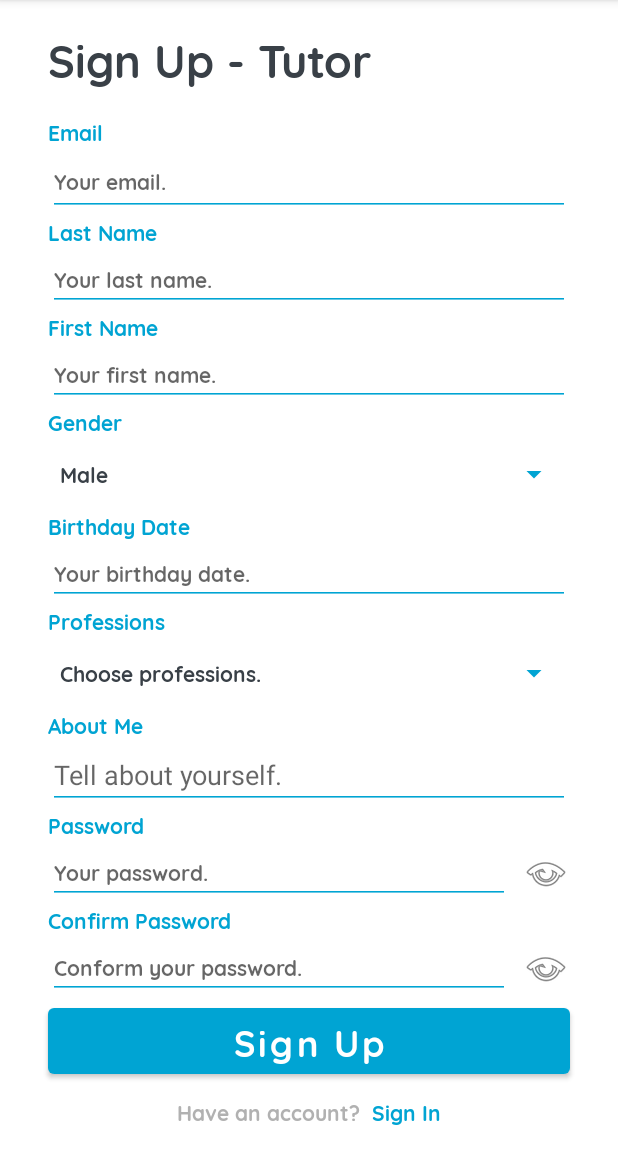
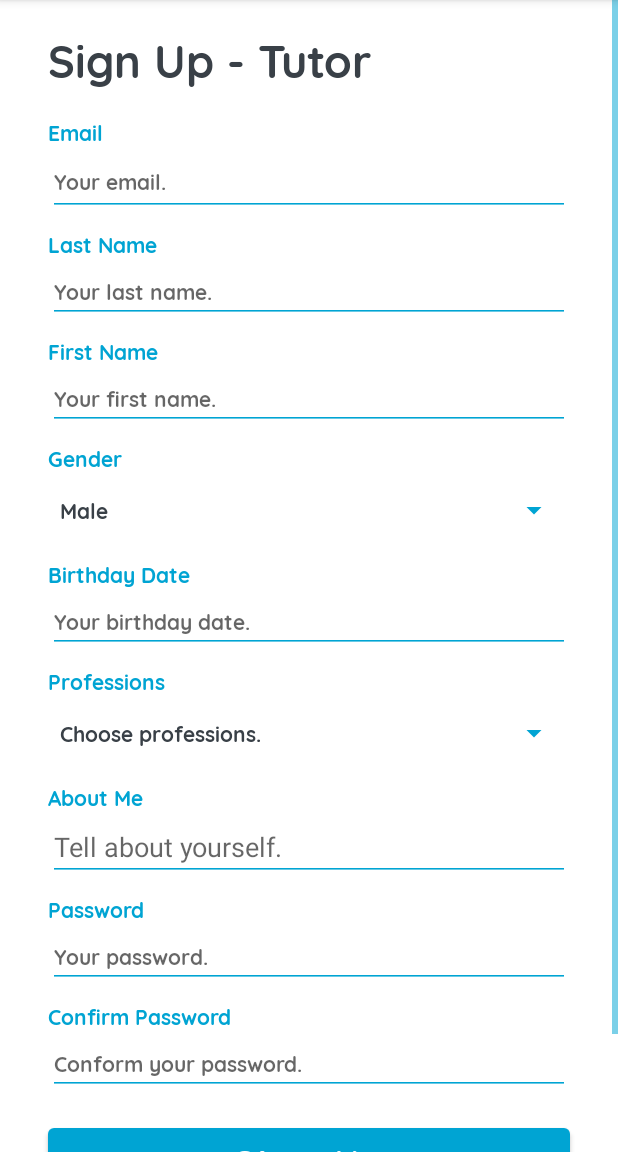
Before and after one commit to mayazadka/SmarTutor, an Android app: the TutorSignUp screen opened through its navigation route, on a phone screen of 412 x 824 dp, the part 84-1236 px from its top. Run offline under Robolectric (Android 15) with nearby library versions, the phone set to English and light mode, and no system bars.

Commit message:
Scrolling Sign Up Views

```diff
--- a/app/src/main/java/com/example/smartutor/TutorSignUp.java
+++ b/app/src/main/java/com/example/smartutor/TutorSignUp.java
@@ -48,8 +48,8 @@ public class TutorSignUp extends Fragment {
         // views setup
         signIn = view.findViewById(R.id.signUpTutor_signIn_tv);
         gender = view.findViewById(R.id.signUpTutor_gender_spn);
-        passwordShowHide = view.findViewById(R.id.signUpTutor_passwordShowHide_imgbtn);
-        confirmShowHide = view.findViewById(R.id.signUpTutor_confirmPasswordShowHide_imgbtn);
+        //passwordShowHide = view.findViewById(R.id.signUpTutor_passwordShowHide_imgbtn);
+        //confirmShowHide = view.findViewById(R.id.signUpTutor_confirmPasswordShowHide_imgbtn);
         password = view.findViewById(R.id.signUpTutor_password_et);
         confirm = view.findViewById(R.id.signUpTutor_confirmPassword_et);
         profesions = view.findViewById(R.id.signUpTutor_professions_spn);
@@ -62,7 +62,7 @@ public class TutorSignUp extends Fragment {
 
         // events setup
         signIn.setOnClickListener(v -> Navigation.findNavController(view).navigate(R.id.action_global_signIn));
-
+/*
         passwordShowHide.setOnTouchListener((v, event) -> {
             switch(event.getAction()) {
                 case MotionEvent.ACTION_DOWN:
@@ -85,7 +85,7 @@ public class TutorSignUp extends Fragment {
             }
             return false;
         });
-
+*/
 
         return view;
     }
--- a/app/src/main/res/layout/fragment_tutor_sign_up.xml
+++ b/app/src/main/res/layout/fragment_tutor_sign_up.xml
@@ -6,132 +6,137 @@
     android:layout_height="match_parent"
     tools:context=".TutorSignUp">
 
-    <EditText
-        android:id="@+id/signUpTutor_confirmPassword_et"
-        android:layout_width="0dp"
+    <ScrollView
+        android:layout_width="match_parent"
+        android:layout_height="match_parent"
+        app:layout_constraintBottom_toBottomOf="parent"
+        app:layout_constraintEnd_toEndOf="parent"
+        app:layout_constraintStart_toStartOf="parent"
+        app:layout_constraintTop_toTopOf="parent">
+
+        <LinearLayout
+            android:layout_width="match_parent"
             android:layout_height="wrap_content"
-        android:layout_marginStart="32dp"
-        android:layout_marginEnd="8dp"
-        android:ems="10"
-        android:fontFamily="@font/quicksand_bold"
-        android:hint="Conform your password."
-        android:inputType="textPassword"
-        android:textColor="?android:attr/textColorPrimary"
-        android:textSize="@dimen/text_size"
-        app:layout_constraintEnd_toStartOf="@+id/signUpTutor_confirmPasswordShowHide_imgbtn"
-        app:layout_constraintStart_toStartOf="parent"
-        app:layout_constraintTop_toBottomOf="@+id/signUpTutor_confirmOassword_tv" />
-
-    <ImageButton
-        android:id="@+id/signUpTutor_passwordShowHide_imgbtn"
-        android:layout_width="wrap_content"
-        android:layout_height="wrap_content"
-        android:layout_marginEnd="32dp"
-        android:background="?android:selectableItemBackground"
-        android:src="@android:drawable/ic_menu_view"
-        app:layout_constraintBottom_toTopOf="@+id/signUpTutor_confirmOassword_tv"
-        app:layout_constraintEnd_toEndOf="parent"
-        app:layout_constraintTop_toTopOf="@+id/signUpTutor_password_et" />
-
-    <EditText
-        android:id="@+id/signUpTutor_password_et"
-        android:layout_width="0dp"
-        android:layout_height="wrap_content"
-        android:layout_marginStart="32dp"
-        android:layout_marginEnd="8dp"
-        android:ems="10"
-        android:fontFamily="@font/quicksand_bold"
-        android:hint="Your password."
-        android:inputType="textPassword"
-        android:textColor="?android:attr/textColorPrimary"
-        android:textSize="@dimen/text_size"
-        app:layout_constraintEnd_toStartOf="@+id/signUpTutor_confirmPasswordShowHide_imgbtn"
-        app:layout_constraintStart_toStartOf="parent"
-        app:layout_constraintTop_toBottomOf="@+id/signUpTutor_password_tv" />
-
-    <ImageButton
-        android:id="@+id/signUpTutor_confirmPasswordShowHide_imgbtn"
-        android:layout_width="wrap_content"
-        android:layout_height="wrap_content"
-        android:layout_marginEnd="32dp"
-        android:background="?android:selectableItemBackground"
-        android:src="@android:drawable/ic_menu_view"
-        app:layout_constraintBottom_toBottomOf="@+id/signUpTutor_confirmPassword_et"
-        app:layout_constraintEnd_toEndOf="parent"
-        app:layout_constraintTop_toTopOf="@+id/signUpTutor_confirmPassword_et" />
+            android:orientation="vertical">
 
             <TextView
-        android:id="@+id/signUpTutor_question_tv"
+                android:id="@+id/signUpTutor_title_tv"
                 android:layout_width="wrap_content"
                 android:layout_height="wrap_content"
                 android:layout_marginStart="32dp"
-        android:layout_marginEnd="4dp"
-        android:layout_marginBottom="16dp"
+                android:layout_marginTop="16dp"
+                android:layout_marginEnd="32dp"
                 android:fontFamily="@font/quicksand_bold"
-        android:text="Have an account?"
-        android:textColor="?android:attr/textColorTertiary"
-        android:textSize="@dimen/text_size"
-        app:layout_constraintBottom_toBottomOf="parent"
-        app:layout_constraintEnd_toStartOf="@+id/signUpTutor_signIn_tv"
-        app:layout_constraintHorizontal_bias="0.5"
-        app:layout_constraintHorizontal_chainStyle="packed"
-        app:layout_constraintStart_toStartOf="parent" />
+                android:text="Sign Up - Tutor"
+                android:textColor="@color/dark_gray"
+                android:textSize="@dimen/title_size" />
 
             <TextView
-        android:id="@+id/signUpTutor_signIn_tv"
+                android:id="@+id/signUpTutor_email_tv"
                 android:layout_width="wrap_content"
                 android:layout_height="wrap_content"
-        android:layout_marginStart="4dp"
+                android:layout_marginStart="32dp"
+                android:layout_marginTop="16dp"
+                android:fontFamily="@font/quicksand_bold"
+                android:text="Email"
+                android:textColor="@color/cyan"
+                android:textSize="@dimen/text_size" />
+
+            <EditText
+                android:id="@+id/signUpTutor_email_et"
+                android:layout_width="match_parent"
+                android:layout_height="45dp"
+                android:layout_marginStart="32dp"
+                android:layout_marginEnd="32dp"
+                android:ems="10"
+                android:fontFamily="@font/quicksand_bold"
+                android:hint="Your email."
+                android:inputType="textPersonName"
+                android:textSize="@dimen/text_size" />
+
+            <TextView
+                android:id="@+id/signUpTutor_lastName_tv"
+                android:layout_width="wrap_content"
+                android:layout_height="wrap_content"
+                android:layout_marginStart="32dp"
+                android:layout_marginTop="8dp"
                 android:layout_marginEnd="32dp"
                 android:fontFamily="@font/quicksand_bold"
-        android:text="Sign In"
-        android:textColor="?android:attr/textColorSecondary"
-        android:textSize="@dimen/text_size"
-        app:layout_constraintBottom_toBottomOf="@+id/signUpTutor_question_tv"
-        app:layout_constraintEnd_toEndOf="parent"
-        app:layout_constraintHorizontal_bias="0.5"
-        app:layout_constraintStart_toEndOf="@+id/signUpTutor_question_tv"
-        app:layout_constraintTop_toTopOf="@+id/signUpTutor_question_tv" />
+                android:text="Last Name"
+                android:textColor="@color/cyan"
+                android:textSize="@dimen/text_size" />
 
-    <TextView
-        android:id="@+id/signUpTutor_confirmOassword_tv"
-        android:layout_width="0dp"
+            <EditText
+                android:id="@+id/signUpTutor_lastName_et"
+                android:layout_width="match_parent"
                 android:layout_height="wrap_content"
                 android:layout_marginStart="32dp"
                 android:layout_marginEnd="32dp"
+                android:ems="10"
                 android:fontFamily="@font/quicksand_bold"
-        android:text="Confirm Password"
-        android:textColor="@color/cyan"
-        android:textSize="@dimen/text_size"
-        app:layout_constraintEnd_toEndOf="parent"
-        app:layout_constraintStart_toStartOf="parent"
-        app:layout_constraintTop_toBottomOf="@+id/signUpTutor_password_et" />
+                android:hint="Your last name."
+                android:inputType="textPersonName"
+                android:textSize="@dimen/text_size" />
 
             <TextView
-        android:id="@+id/signUpTutor_password_tv"
+                android:id="@+id/signUpTutor_firstName_tv"
                 android:layout_width="wrap_content"
                 android:layout_height="wrap_content"
+                android:layout_marginStart="32dp"
+                android:layout_marginTop="8dp"
+                android:layout_marginEnd="32dp"
                 android:fontFamily="@font/quicksand_bold"
-        android:text="Password"
+                android:text="First Name"
                 android:textColor="@color/cyan"
-        android:textSize="@dimen/text_size"
-        app:layout_constraintStart_toStartOf="@+id/signYpTutor_aboutMe_etml"
-        app:layout_constraintTop_toBottomOf="@+id/signYpTutor_aboutMe_etml" />
+                android:textSize="@dimen/text_size" />
+
+            <EditText
+                android:id="@+id/signUpTutor_firstName_et"
+                android:layout_width="match_parent"
+                android:layout_height="wrap_content"
+                android:layout_marginStart="32dp"
+                android:layout_marginEnd="32dp"
+                android:ems="10"
+                android:fontFamily="@font/quicksand_bold"
+                android:hint="Your first name."
+                android:inputType="textPersonName"
+                android:textSize="@dimen/text_size" />
+
+            <TextView
+                android:id="@+id/signUpTutor_gender_tv"
+                android:layout_width="wrap_content"
+                android:layout_height="wrap_content"
+                android:layout_marginStart="32dp"
+                android:layout_marginTop="8dp"
+                android:layout_marginEnd="32dp"
+                android:fontFamily="@font/quicksand_bold"
+                android:text="Gender"
+                android:textColor="@color/cyan"
+                android:textSize="@dimen/text_size" />
+
+            <Spinner
+                android:id="@+id/signUpTutor_gender_spn"
+                android:layout_width="match_parent"
+                android:layout_height="wrap_content"
+                android:layout_marginStart="32dp"
+                android:layout_marginEnd="32dp"
+                android:entries="@array/gender" />
 
             <TextView
                 android:id="@+id/signUpTutor_birthdayDate_tv"
                 android:layout_width="wrap_content"
                 android:layout_height="wrap_content"
+                android:layout_marginStart="32dp"
+                android:layout_marginTop="8dp"
+                android:layout_marginEnd="32dp"
                 android:fontFamily="@font/quicksand_bold"
                 android:text="Birthday Date"
                 android:textColor="@color/cyan"
-        android:textSize="@dimen/text_size"
-        app:layout_constraintStart_toStartOf="@+id/signUpTutor_gender_spn"
-        app:layout_constraintTop_toBottomOf="@+id/signUpTutor_gender_spn" />
+                android:textSize="@dimen/text_size" />
 
             <EditText
                 android:id="@+id/signUpTutor_birthdayDate_et"
-        android:layout_width="0dp"
+                android:layout_width="match_parent"
                 android:layout_height="wrap_content"
                 android:layout_marginStart="32dp"
                 android:layout_marginEnd="32dp"
@@ -139,185 +144,145 @@
                 android:fontFamily="@font/quicksand_bold"
                 android:hint="Your birthday date."
                 android:inputType="date"
-        android:textSize="@dimen/text_size"
-        app:layout_constraintEnd_toEndOf="parent"
-        app:layout_constraintStart_toStartOf="parent"
-        app:layout_constraintTop_toBottomOf="@+id/signUpTutor_birthdayDate_tv" />
+                android:textSize="@dimen/text_size" />
+
+            <TextView
+                android:id="@+id/signUpTutor_professions_tv"
+                android:layout_width="match_parent"
+                android:layout_height="wrap_content"
+                android:layout_marginStart="32dp"
+                android:layout_marginTop="8dp"
+                android:layout_marginEnd="32dp"
+                android:fontFamily="@font/quicksand_bold"
+                android:text="Professions"
+                android:textColor="@color/cyan"
+                android:textSize="@dimen/text_size" />
+
+            <com.example.smartutor.MultiSpinner
+                android:id="@+id/signUpTutor_professions_spn"
+                android:layout_width="match_parent"
+                android:layout_height="wrap_content"
+                android:layout_marginStart="32dp"
+                android:layout_marginEnd="32dp" />
 
             <TextView
                 android:id="@+id/signUpTutor_aboutMe_tv"
-        android:layout_width="0dp"
+                android:layout_width="match_parent"
                 android:layout_height="wrap_content"
                 android:layout_marginStart="32dp"
+                android:layout_marginTop="8dp"
+                android:layout_marginEnd="32dp"
                 android:fontFamily="@font/quicksand_bold"
                 android:text="About Me"
                 android:textColor="?android:attr/textColorSecondary"
-        android:textSize="@dimen/text_size"
-        app:layout_constraintStart_toStartOf="parent"
-        app:layout_constraintTop_toBottomOf="@+id/signUpTutor_professions_spn" />
-
-    <com.example.smartutor.MultiSpinner
-        android:id="@+id/signUpTutor_professions_spn"
-        android:layout_width="0dp"
-        android:layout_height="wrap_content"
-        android:layout_marginStart="32dp"
-        android:layout_marginEnd="32dp"
-        app:layout_constraintEnd_toEndOf="parent"
-        app:layout_constraintStart_toStartOf="parent"
-        app:layout_constraintTop_toBottomOf="@+id/signUpTutor_professions_tv" />
-
-    <TextView
-        android:id="@+id/signUpTutor_professions_tv"
-        android:layout_width="0dp"
-        android:layout_height="wrap_content"
-        android:layout_marginStart="32dp"
-        android:fontFamily="@font/quicksand_bold"
-        android:text="Professions"
-        android:textColor="@color/cyan"
-        android:textSize="@dimen/text_size"
-        app:layout_constraintStart_toStartOf="parent"
-        app:layout_constraintTop_toBottomOf="@+id/signUpTutor_birthdayDate_et" />
-
-    <TextView
-        android:id="@+id/signUpTutor_gender_tv"
-        android:layout_width="wrap_content"
-        android:layout_height="wrap_content"
-        android:fontFamily="@font/quicksand_bold"
-        android:text="Gender"
-        android:textColor="@color/cyan"
-        android:textSize="@dimen/text_size"
-        app:layout_constraintStart_toStartOf="@+id/signUpTutor_firstName_et"
-        app:layout_constraintTop_toBottomOf="@+id/signUpTutor_firstName_et" />
-
-    <EditText
-        android:id="@+id/signUpTutor_firstName_et"
-        android:layout_width="0dp"
-        android:layout_height="wrap_content"
-        android:layout_marginStart="32dp"
-        android:layout_marginEnd="32dp"
-        android:ems="10"
-        android:fontFamily="@font/quicksand_bold"
-        android:hint="Your first name."
-        android:inputType="textPersonName"
-        android:textSize="@dimen/text_size"
-        app:layout_constraintEnd_toEndOf="parent"
-        app:layout_constraintStart_toStartOf="parent"
-        app:layout_constraintTop_toBottomOf="@+id/signUpTutor_firstName_tv" />
-
-    <EditText
-        android:id="@+id/signUpTutor_lastName_et"
-        android:layout_width="0dp"
-        android:layout_height="wrap_content"
-        android:layout_marginStart="32dp"
-        android:layout_marginEnd="32dp"
-        android:ems="10"
-        android:fontFamily="@font/quicksand_bold"
-        android:hint="Your last name."
-        android:inputType="textPersonName"
-        android:textSize="@dimen/text_size"
-        app:layout_constraintEnd_toEndOf="parent"
-        app:layout_constraintStart_toStartOf="parent"
-        app:layout_constraintTop_toBottomOf="@+id/signUpTutor_lastName_tv" />
-
-    <TextView
-        android:id="@+id/signUpTutor_firstName_tv"
-        android:layout_width="wrap_content"
-        android:layout_height="wrap_content"
-        android:fontFamily="@font/quicksand_bold"
-        android:text="First Name"
-        android:textColor="@color/cyan"
-        android:textSize="@dimen/text_size"
-        app:layout_constraintStart_toStartOf="@+id/signUpTutor_lastName_et"
-        app:layout_constraintTop_toBottomOf="@+id/signUpTutor_lastName_et" />
-
-    <TextView
-        android:id="@+id/signUpTutor_lastName_tv"
-        android:layout_width="wrap_content"
-        android:layout_height="wrap_content"
-        android:fontFamily="@font/quicksand_bold"
-        android:text="Last Name"
-        android:textColor="@color/cyan"
-        android:textSize="@dimen/text_size"
-        app:layout_constraintStart_toStartOf="@+id/signUpTutor_email_et"
-        app:layout_constraintTop_toBottomOf="@+id/signUpTutor_email_et" />
-
-    <TextView
-        android:id="@+id/signUpTutor_title_tv"
-        android:layout_width="wrap_content"
-        android:layout_height="wrap_content"
-        android:layout_marginTop="16dp"
-        android:fontFamily="@font/quicksand_bold"
-        android:text="Sign Up - Tutor"
-        android:textColor="@color/dark_gray"
-        android:textSize="@dimen/title_size"
-        app:layout_constraintStart_toStartOf="@+id/signUpTutor_email_tv"
-        app:layout_constraintTop_toTopOf="parent" />
-
-    <TextView
-        android:id="@+id/signUpTutor_email_tv"
-        android:layout_width="wrap_content"
-        android:layout_height="wrap_content"
-        android:layout_marginTop="16dp"
-        android:fontFamily="@font/quicksand_bold"
-        android:text="Email"
-        android:textColor="@color/cyan"
-        android:textSize="@dimen/text_size"
-        app:layout_constraintStart_toStartOf="@+id/signUpTutor_email_et"
-        app:layout_constraintTop_toBottomOf="@+id/signUpTutor_title_tv" />
-
-    <EditText
-        android:id="@+id/signUpTutor_email_et"
-        android:layout_width="0dp"
-        android:layout_height="45dp"
-        android:layout_marginStart="32dp"
-        android:layout_marginEnd="32dp"
-        android:ems="10"
-        android:fontFamily="@font/quicksand_bold"
-        android:hint="Your email."
-        android:inputType="textPersonName"
-        android:textSize="@dimen/text_size"
-        app:layout_constraintEnd_toEndOf="parent"
-        app:layout_constraintStart_toStartOf="parent"
-        app:layout_constraintTop_toBottomOf="@+id/signUpTutor_email_tv" />
+                android:textSize="@dimen/text_size" />
 
             <EditText
                 android:id="@+id/signYpTutor_aboutMe_etml"
-        android:layout_width="0dp"
+                android:layout_width="match_parent"
                 android:layout_height="wrap_content"
                 android:layout_marginStart="32dp"
                 android:layout_marginEnd="32dp"
                 android:ems="10"
                 android:gravity="start|top"
                 android:hint="Tell about yourself."
-        android:inputType="textMultiLine"
-        app:layout_constraintEnd_toEndOf="parent"
-        app:layout_constraintStart_toStartOf="parent"
-        app:layout_constraintTop_toBottomOf="@+id/signUpTutor_aboutMe_tv" />
+                android:inputType="textMultiLine" />
 
-    <Spinner
-        android:id="@+id/signUpTutor_gender_spn"
-        android:layout_width="0dp"
+            <TextView
+                android:id="@+id/signUpTutor_password_tv"
+                android:layout_width="wrap_content"
+                android:layout_height="wrap_content"
+                android:layout_marginStart="32dp"
+                android:layout_marginTop="8dp"
+                android:layout_marginEnd="32dp"
+                android:fontFamily="@font/quicksand_bold"
+                android:text="Password"
+                android:textColor="@color/cyan"
+                android:textSize="@dimen/text_size" />
+
+            <EditText
+                android:id="@+id/signUpTutor_password_et"
+                android:layout_width="match_parent"
                 android:layout_height="wrap_content"
                 android:layout_marginStart="32dp"
                 android:layout_marginEnd="32dp"
-        android:entries="@array/gender"
-        app:layout_constraintEnd_toEndOf="parent"
-        app:layout_constraintStart_toStartOf="parent"
-        app:layout_constraintTop_toBottomOf="@+id/signUpTutor_gender_tv" />
+                android:ems="10"
+                android:fontFamily="@font/quicksand_bold"
+                android:hint="Your password."
+                android:inputType="textPassword"
+                android:textColor="?android:attr/textColorPrimary"
+                android:textSize="@dimen/text_size" />
+
+            <TextView
+                android:id="@+id/signUpTutor_confirmOassword_tv"
+                android:layout_width="match_parent"
+                android:layout_height="wrap_content"
+                android:layout_marginStart="32dp"
+                android:layout_marginTop="8dp"
+                android:layout_marginEnd="32dp"
+                android:fontFamily="@font/quicksand_bold"
+                android:text="Confirm Password"
+                android:textColor="@color/cyan"
+                android:textSize="@dimen/text_size" />
+
+            <EditText
+                android:id="@+id/signUpTutor_confirmPassword_et"
+                android:layout_width="match_parent"
+                android:layout_height="wrap_content"
+                android:layout_marginStart="32dp"
+                android:layout_marginEnd="32dp"
+                android:ems="10"
+                android:fontFamily="@font/quicksand_bold"
+                android:hint="Conform your password."
+                android:inputType="textPassword"
+                android:textColor="?android:attr/textColorPrimary"
+                android:textSize="@dimen/text_size" />
 
             <Button
                 android:id="@+id/signUpTutor_signUp_btn"
-        android:layout_width="0dp"
+                android:layout_width="match_parent"
                 android:layout_height="wrap_content"
                 android:layout_marginStart="32dp"
+                android:layout_marginTop="16dp"
                 android:layout_marginEnd="32dp"
                 android:fontFamily="@font/quicksand_bold"
                 android:text="Sign Up"
                 android:textAllCaps="false"
-        android:textSize="@dimen/button_text_size"
-        app:layout_constraintEnd_toEndOf="parent"
-        app:layout_constraintStart_toStartOf="parent"
-        app:layout_constraintTop_toBottomOf="@+id/signUpTutor_confirmPassword_et" />
+                android:textSize="@dimen/button_text_size" />
+
+            <LinearLayout
+                android:layout_width="match_parent"
+                android:layout_height="match_parent"
+                android:layout_marginStart="32dp"
+                android:layout_marginTop="16dp"
+                android:layout_marginEnd="32dp"
+                android:orientation="horizontal">
+
+                <TextView
+                    android:id="@+id/signUpTutor_question_tv"
+                    android:layout_width="wrap_content"
+                    android:layout_height="wrap_content"
+                    android:layout_marginEnd="4dp"
+                    android:layout_marginBottom="16dp"
+                    android:fontFamily="@font/quicksand_bold"
+                    android:text="Have an account?"
+                    android:textColor="?android:attr/textColorTertiary"
+                    android:textSize="@dimen/text_size" />
+
+                <TextView
+                    android:id="@+id/signUpTutor_signIn_tv"
+                    android:layout_width="wrap_content"
+                    android:layout_height="wrap_content"
+                    android:layout_marginStart="8dp"
+                    android:layout_marginEnd="32dp"
+                    android:fontFamily="@font/quicksand_bold"
+                    android:text="Sign In"
+                    android:textColor="?android:attr/textColorSecondary"
+                    android:textSize="@dimen/text_size" />
+            </LinearLayout>
+
+        </LinearLayout>
+    </ScrollView>
 
 
 </androidx.constraintlayout.widget.ConstraintLayout>
```
Also changed, not shown: app/src/main/java/com/example/smartutor/StudentSignUp.java (+4 -4 lines), app/src/main/res/layout/fragment_student_sign_up.xml (+96 -153 lines). Lines whose indentation alone changed are shown as unchanged.
